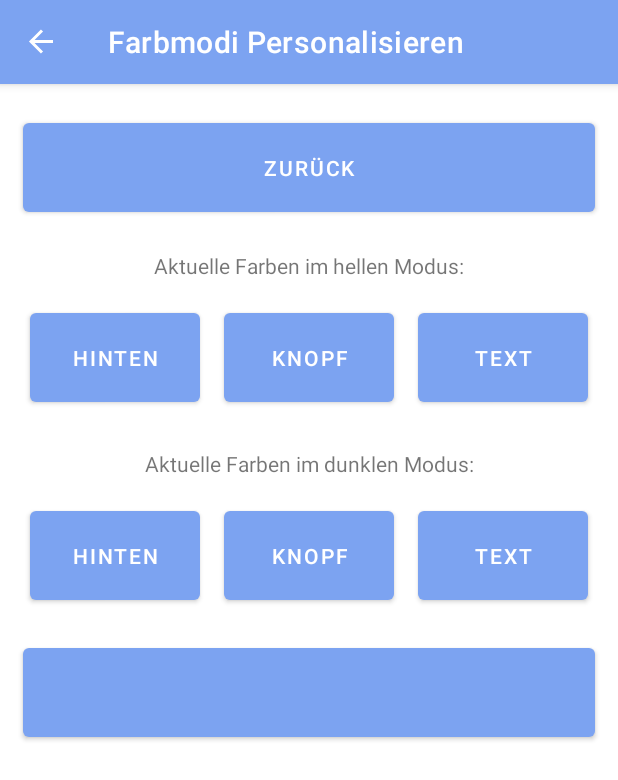
After one commit to Yerionimous2/JulyTimerReworked, an Android app: the customizeColorScheme screen opened through its navigation route, on a phone screen of 412 x 824 dp. The commit adds this screen. Shown: the top 780 px of the screen. Run offline under Robolectric (Android 15) with nearby library versions, the phone set to English and light mode, and no system bars; our stand-ins replace navigation-ui.

Commit message:
Worked on #19: now there is an non-done UI for customizing the modes.

```diff
--- a/app/build.gradle
+++ b/app/build.gradle
@@ -10,8 +10,8 @@ android {
         applicationId "com.example.julytimerreworked"
         minSdk 24
         targetSdk 33
-        versionCode 9
-        versionName "2.4.2"
+        versionCode 10
+        versionName "2.4.3"
 
         testInstrumentationRunner "androidx.test.runner.AndroidJUnitRunner"
     }
--- a/app/src/main/java/com/example/julytimerreworked/FirstFragment.java
+++ b/app/src/main/java/com/example/julytimerreworked/FirstFragment.java
@@ -123,10 +123,12 @@ public class FirstFragment extends Fragment {
         Button btPickBackgroundImage = view.findViewById(R.id.mainSettingsChangeBackground);
         Button btReset = view.findViewById(R.id.mainSettingsReset);
         Button btShowMileStones = view.findViewById(R.id.mainSettingsShowMilestones);
+        Button btCustomizeColorScheme = view.findViewById(R.id.mainSettingsCustomizeDarkMode);
 
         btCustomizeShowTime.setOnClickListener(v -> Navigation.findNavController(v).navigate(R.id.action_FirstFragment_to_customizeShow));
         btChangeDates.setOnClickListener(v -> Navigation.findNavController(v).navigate(R.id.action_FirstFragment_to_changeDates));
         btShowMileStones.setOnClickListener(v -> Navigation.findNavController(v).navigate(R.id.action_FirstFragment_to_mileStones));
+        btCustomizeColorScheme.setOnClickListener(v -> Navigation.findNavController(v).navigate(R.id.action_FirstFragment_to_customizeColorScheme));
         btBack.setOnClickListener((View) -> requireActivity().onBackPressed());
 
         btReset.setOnClickListener((View) -> {
--- /dev/null
+++ b/app/src/main/java/com/example/julytimerreworked/customizeColorScheme.java
@@ -0,0 +1,38 @@
+package com.example.julytimerreworked;
+
+import android.os.Bundle;
+import android.view.LayoutInflater;
+import android.view.View;
+import android.view.ViewGroup;
+
+import androidx.fragment.app.Fragment;
+
+public class customizeColorScheme extends Fragment {
+
+    View view;
+    public View onCreateView(
+            LayoutInflater inflater, ViewGroup container,
+            Bundle savedInstanceState
+    )
+    {
+        view = inflater.inflate(R.layout.color_scheme_customize, container, false);
+
+        JulyTimersave save = saveExec.load(view.getContext());
+        setTexts(save);
+
+        return view;
+    }
+
+    private void setTexts(JulyTimersave save) {
+        setButtonText(save);
+        setTextViewTexts(save);
+    }
+
+    private void setTextViewTexts(JulyTimersave save) {
+        //TODO: implement
+    }
+
+    private void setButtonText(JulyTimersave save) {
+        //TODO: implement
+    }
+}
--- a/app/src/main/java/com/example/julytimerreworked/mileStones.java
+++ b/app/src/main/java/com/example/julytimerreworked/mileStones.java
@@ -112,8 +112,8 @@ public class mileStones extends Fragment {
         int textColor = Color.parseColor(colorScheme[1]);
         int backgroundColor = Color.parseColor(colorScheme[2]);
 
-        int doneButtonColor = Color.parseColor("#000000");
-        int doneTextColor = Color.parseColor("#FFFFFF"); //TODO: think hard about the colors.
+        int doneButtonColor = Color.parseColor("#20b000");
+        int doneTextColor = Color.parseColor("#77ff81");
 
         JulyTimersave save = saveExec.load(view.getContext());
         double percent = new xyzSet(save).getPercent();
--- /dev/null
+++ b/app/src/main/res/layout/color_scheme_customize.xml
@@ -0,0 +1,194 @@
+<?xml version="1.0" encoding="utf-8"?>
+<androidx.constraintlayout.widget.ConstraintLayout
+    xmlns:android="http://schemas.android.com/apk/res/android"
+    xmlns:app="http://schemas.android.com/apk/res-auto"
+    xmlns:tools="http://schemas.android.com/tools"
+    android:layout_width="match_parent"
+    android:layout_height="match_parent">
+
+
+    <ImageView
+        android:id="@+id/customizeColorSchemeBackground"
+        android:layout_width="match_parent"
+        android:layout_height="match_parent"
+        android:cropToPadding="false"
+        android:scaleType="centerCrop"
+        android:visibility="visible"
+        app:layout_constraintBottom_toBottomOf="parent"
+        app:layout_constraintEnd_toEndOf="parent"
+        app:layout_constraintHorizontal_bias="0"
+        app:layout_constraintStart_toStartOf="parent"
+        app:layout_constraintTop_toTopOf="parent"
+        tools:visibility="visible"
+        tools:ignore="ContentDescription" />
+
+    <Button
+        android:id="@+id/customizeColorSchemeBackButton"
+        android:layout_width="0dp"
+        android:layout_height="wrap_content"
+        android:layout_marginStart="15dp"
+        android:layout_marginTop="20dp"
+        android:layout_marginEnd="15dp"
+        android:gravity="center_horizontal"
+        android:paddingTop="20dp"
+        android:paddingBottom="20dp"
+        android:text="@string/back"
+        app:layout_constraintEnd_toEndOf="parent"
+        app:layout_constraintStart_toStartOf="parent"
+        app:layout_constraintTop_toTopOf="parent"
+        tools:ignore="TextContrastCheck,VisualLintButtonSize" />
+    <!-- Erster Satz von Views -->
+
+    <!-- TextView 1 -->
+    <TextView
+        android:id="@+id/brightModeButtonsText"
+        android:layout_width="wrap_content"
+        android:layout_height="wrap_content"
+        android:text="@string/brightModeColorSchemeLabel"
+        app:layout_constraintTop_toBottomOf="@+id/customizeColorSchemeBackButton"
+        app:layout_constraintStart_toStartOf="parent"
+        app:layout_constraintEnd_toEndOf="parent"
+        android:layout_marginTop="20dp"/>
+
+    <!-- Button 1.1 -->
+    <Button
+        android:id="@+id/brightModeBackgroundColorButton"
+        android:layout_width="0dp"
+        android:layout_height="wrap_content"
+        android:layout_marginStart="20dp"
+        android:layout_marginTop="16dp"
+        android:layout_marginEnd="8dp"
+        android:paddingTop="20dp"
+        android:paddingBottom="20dp"
+        android:text="@string/backgroundButtonText"
+        app:layout_constraintEnd_toStartOf="@+id/brightModeButtonColorButton"
+        app:layout_constraintStart_toStartOf="parent"
+        app:layout_constraintTop_toBottomOf="@+id/brightModeButtonsText"
+        tools:ignore="TextContrastCheck,DuplicateSpeakableTextCheck,VisualLintButtonSize" />
+
+    <!-- Button 1.2 -->
+    <Button
+        android:id="@+id/brightModeButtonColorButton"
+        android:layout_width="0dp"
+        android:layout_height="wrap_content"
+        android:layout_marginStart="8dp"
+        android:layout_marginTop="16dp"
+        android:layout_marginEnd="8dp"
+        android:paddingTop="20dp"
+        android:paddingBottom="20dp"
+        android:text="@string/buttonButtonText"
+        app:layout_constraintEnd_toStartOf="@+id/brightModeTextColorButton"
+        app:layout_constraintStart_toEndOf="@+id/brightModeBackgroundColorButton"
+        app:layout_constraintTop_toBottomOf="@+id/brightModeButtonsText"
+        tools:ignore="DuplicateSpeakableTextCheck,TextContrastCheck,VisualLintButtonSize" />
+
+    <!-- Button 1.3 -->
+    <Button
+        android:id="@+id/brightModeTextColorButton"
+        android:layout_width="0dp"
+        android:layout_height="wrap_content"
+        android:layout_marginStart="8dp"
+        android:layout_marginTop="16dp"
+        android:layout_marginEnd="20dp"
+        android:paddingTop="20dp"
+        android:paddingBottom="20dp"
+        android:text="@string/textButtonText"
+        app:layout_constraintEnd_toEndOf="parent"
+        app:layout_constraintStart_toEndOf="@+id/brightModeButtonColorButton"
+        app:layout_constraintTop_toBottomOf="@+id/brightModeButtonsText"
+        tools:ignore="TextContrastCheck,DuplicateSpeakableTextCheck,VisualLintButtonSize" />
+
+    <!-- Zweiter Satz von Views -->
+
+    <!-- TextView 2 -->
+    <TextView
+        android:id="@+id/darkModeButtonsText"
+        android:layout_width="wrap_content"
+        android:layout_height="wrap_content"
+        android:text="@string/darkModeColorSchemeLabel"
+        app:layout_constraintTop_toBottomOf="@+id/brightModeTextColorButton"
+        app:layout_constraintStart_toStartOf="parent"
+        app:layout_constraintEnd_toEndOf="parent"
+        android:layout_marginTop="25dp"/>
+
+    <!-- Button 2.1 -->
+    <Button
+        android:id="@+id/darkModeBackgroundColorButton"
+        android:layout_width="0dp"
+        android:layout_height="wrap_content"
+        android:text="@string/backgroundButtonText"
+        app:layout_constraintTop_toBottomOf="@+id/darkModeButtonsText"
+        app:layout_constraintStart_toStartOf="parent"
+        app:layout_constraintEnd_toStartOf="@+id/darkModeButtonColorButton"
+        android:paddingBottom="20dp"
+        android:paddingTop="20dp"
+        android:layout_marginTop="16dp"
+        android:layout_marginEnd="8dp"
+        tools:ignore="TextContrastCheck,VisualLintButtonSize"
+        android:layout_marginStart="20dp"/>
+
+    <!-- Button 2.2 -->
+    <Button
+        android:id="@+id/darkModeButtonColorButton"
+        android:layout_width="0dp"
+        android:layout_height="wrap_content"
+        android:layout_marginStart="8dp"
+        android:layout_marginTop="16dp"
+        android:layout_marginEnd="8dp"
+        android:paddingTop="20dp"
+        android:paddingBottom="20dp"
+        android:text="@string/buttonButtonText"
+        app:layout_constraintEnd_toStartOf="@+id/darkModeTextColorButton"
+        app:layout_constraintStart_toEndOf="@+id/darkModeBackgroundColorButton"
+        app:layout_constraintTop_toBottomOf="@+id/darkModeButtonsText"
+        tools:ignore="TextContrastCheck,VisualLintButtonSize" />
+
+    <!-- Button 2.3 -->
+    <Button
+        android:id="@+id/darkModeTextColorButton"
+        android:layout_width="0dp"
+        android:layout_height="wrap_content"
+        android:text="@string/textButtonText"
+        app:layout_constraintTop_toBottomOf="@+id/darkModeButtonsText"
+        app:layout_constraintStart_toEndOf="@+id/darkModeButtonColorButton"
+        android:paddingBottom="20dp"
+        android:paddingTop="20dp"
+        app:layout_constraintEnd_toEndOf="parent"
+        android:layout_marginTop="16dp"
+        android:layout_marginStart="8dp"
+        tools:ignore="TextContrastCheck,VisualLintButtonSize"
+        android:layout_marginEnd="20dp"/>
+
+    <Button
+        android:id="@+id/customizeColorSchemeChangeButton"
+        android:layout_width="0dp"
+        android:layout_height="wrap_content"
+        android:layout_marginStart="15dp"
+        android:layout_marginTop="20dp"
+        android:layout_marginEnd="15dp"
+        android:gravity="center_horizontal"
+        android:paddingTop="20dp"
+        android:paddingBottom="20dp"
+        app:layout_constraintEnd_toEndOf="parent"
+        app:layout_constraintStart_toStartOf="parent"
+        app:layout_constraintTop_toBottomOf="@+id/darkModeButtonColorButton"
+        tools:ignore="SpeakableTextPresentCheck,VisualLintButtonSize" />
+
+    <TextView
+        android:id="@+id/darkModeStartTimeLabel"
+        android:layout_width="wrap_content"
+        android:layout_height="wrap_content"
+        app:layout_constraintTop_toBottomOf="@+id/customizeColorSchemeChangeButton"
+        app:layout_constraintStart_toStartOf="parent"
+        app:layout_constraintEnd_toEndOf="parent"
+        android:layout_marginTop="25dp"/>
+
+    <TextView
+        android:id="@+id/darkModeEndTimeLabel"
+        android:layout_width="wrap_content"
+        android:layout_height="wrap_content"
+        app:layout_constraintTop_toBottomOf="@+id/darkModeStartTimeLabel"
+        app:layout_constraintStart_toStartOf="parent"
+        app:layout_constraintEnd_toEndOf="parent"
+        android:layout_marginTop="25dp"/>
+</androidx.constraintlayout.widget.ConstraintLayout>
--- a/app/src/main/res/navigation/nav_graph.xml
+++ b/app/src/main/res/navigation/nav_graph.xml
@@ -19,6 +19,9 @@
         <action
             android:id="@+id/action_FirstFragment_to_mileStones"
             app:destination="@id/mileStones" />
+        <action
+            android:id="@+id/action_FirstFragment_to_customizeColorScheme"
+            app:destination="@id/customizeColorScheme" />
     </fragment>
 
     <fragment
@@ -49,4 +52,13 @@
             android:id="@+id/action_mileStones_to_FirstFragment"
             app:destination="@id/FirstFragment"/>
     </fragment>
+    <fragment
+        android:id="@+id/customizeColorScheme"
+        android:name="com.example.julytimerreworked.customizeColorScheme"
+        android:label="@string/customizeDarkmode"
+        tools:layout="@layout/color_scheme_customize">
+        <action
+            android:id="@+id/action_customizeColorScheme_to_FirstFragment"
+            app:destination="@id/FirstFragment"/>
+    </fragment>
 </navigation>
--- a/app/src/main/res/values/strings.xml
+++ b/app/src/main/res/values/strings.xml
@@ -32,4 +32,16 @@
     <string name="threeQuarters">Drei Viertel sind schon geschafft!</string>
     <string name="ninetyPercent">90% sind schon geschafft!</string>
     <string name="allDone">Der Timer ist fertig!</string>
+
+    <!-- Strings used for Button Texts Customizing the Color Schemes-->
+    <string name="backgroundButtonText">Hinten</string>
+    <string name="buttonButtonText">Knopf</string>
+    <string name="textButtonText">Text</string>
+
+    <string name="brightModeColorSchemeLabel">Aktuelle Farben im hellen Modus:</string>
+    <string name="darkModeColorSchemeLabel">Aktuelle Farben im dunklen Modus:</string>
+    <string name="colorScheme">Farbmodus:</string>
+    <string name="dark">dunkel</string>
+    <string name="bright">hell</string>
+    <string name="automatic">automatisch</string>
 </resources>
```
Also changed, not shown: 1 other file.
